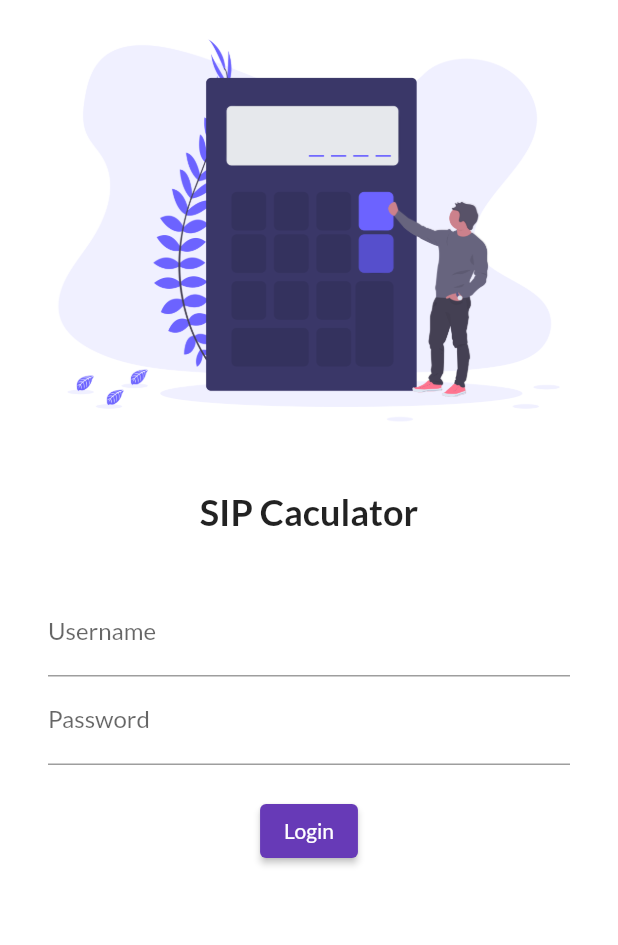
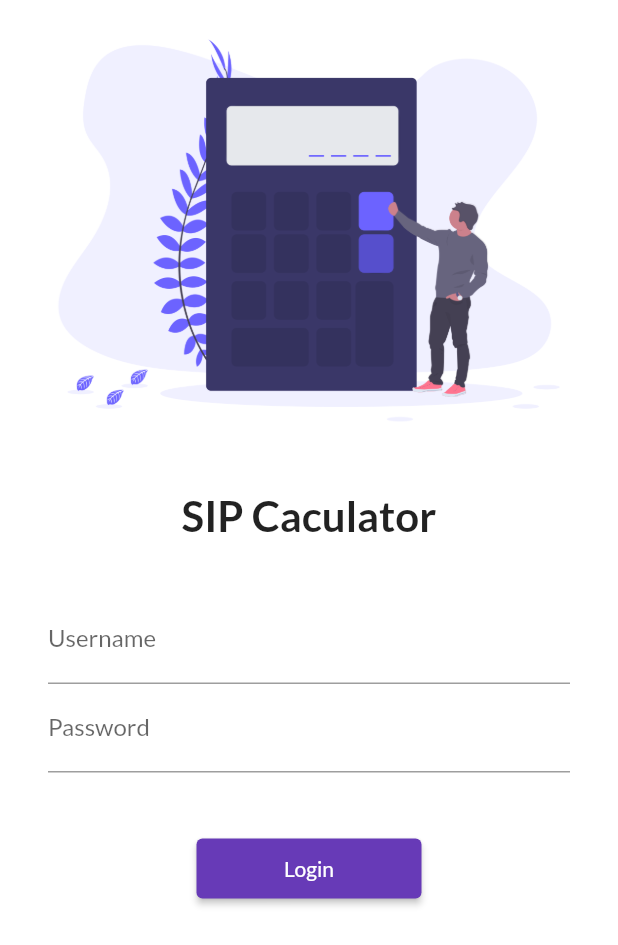
Before and after one commit to kajuw/sipcalculator, a Flutter app: the screen it shows after launch, on a phone screen of 412 x 824 dp. Shown: the top 945 px of the screen. Run offline on Flutter 3.47's test engine with Material 2 defaults, Android fonts, the phone set to English and light mode, and no system bars; our stand-ins replace google_fonts.

Commit message:
day5 completed

```diff
--- a/sip_calculator/flutter_application_1/lib/main.dart
+++ b/sip_calculator/flutter_application_1/lib/main.dart
@@ -1,6 +1,7 @@
 import 'package:flutter/material.dart';
 import 'package:flutter_application_1/screens/home_screen.dart';
 import 'package:flutter_application_1/screens/login_screen.dart';
+import 'package:flutter_application_1/utils/routes.dart';
 import 'package:google_fonts/google_fonts.dart';
 
 void main() {
@@ -22,8 +23,8 @@ class MyApp extends StatelessWidget {
       initialRoute: "/",
       routes: {
         "/": (context) => LoginScreen(),
-        "/home": (context) => HomeScreen(),
-        "/Login": (context) => LoginScreen(),
+        MyRoutes.homeRoute: (context) => HomeScreen(),
+        MyRoutes.homeRoute: (context) => HomeScreen(),
       },
     );
   }
--- a/sip_calculator/flutter_application_1/lib/screens/login_screen.dart
+++ b/sip_calculator/flutter_application_1/lib/screens/login_screen.dart
@@ -1,10 +1,12 @@
 import 'package:flutter/material.dart';
+import 'package:flutter_application_1/utils/routes.dart';
 
 class LoginScreen extends StatelessWidget {
   @override
   Widget build(BuildContext context) {
     return Material(
         color: Colors.white,
+        child: SingleChildScrollView(
           child: Column(
             children: [
               Image.asset(
@@ -15,14 +17,14 @@ class LoginScreen extends StatelessWidget {
               Text(
                 "SIP Caculator",
                 style: TextStyle(
-                fontSize: 24,
+                  fontSize: 28,
                   fontWeight: FontWeight.bold,
                 ),
               ),
               SizedBox(height: 20),
               Padding(
-              padding:
-                  const EdgeInsets.symmetric(vertical: 16.0, horizontal: 32.0),
+                padding: const EdgeInsets.symmetric(
+                    vertical: 16.0, horizontal: 32.0),
                 child: Column(
                   children: [
                     TextFormField(
@@ -38,18 +40,19 @@ class LoginScreen extends StatelessWidget {
                         labelText: "Password",
                       ),
                     ),
-                  SizedBox(height: 20),
+                    SizedBox(height: 40),
                     ElevatedButton(
                       child: Text("Login"),
-                    style: TextButton.styleFrom(),
+                      style: TextButton.styleFrom(minimumSize: Size(150, 40)),
                       onPressed: () {
-                      print("Hi, I am using SIP Calculator");
+                        Navigator.pushNamed(context, MyRoutes.homeRoute);
                       },
                     )
                   ],
                 ),
               )
             ],
+          ),
         ));
   }
 }
--- /dev/null
+++ b/sip_calculator/flutter_application_1/lib/utils/routes.dart
@@ -0,0 +1,4 @@
+class MyRoutes {
+  static String loginRoute = "/login";
+  static String homeRoute = "/home";
+}
```
Lines whose indentation alone changed are shown as unchanged.
